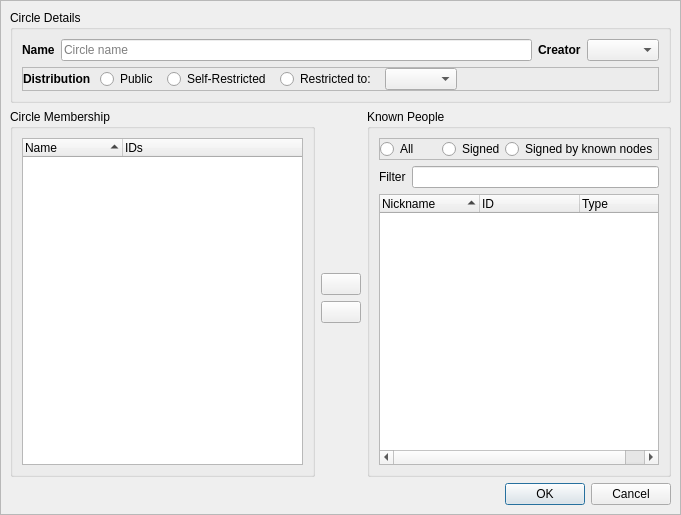
Qt form retroshare-gui/src/gui/Circles/CreateCircleDialog.ui (RetroShare/RetroShare) before a commit.
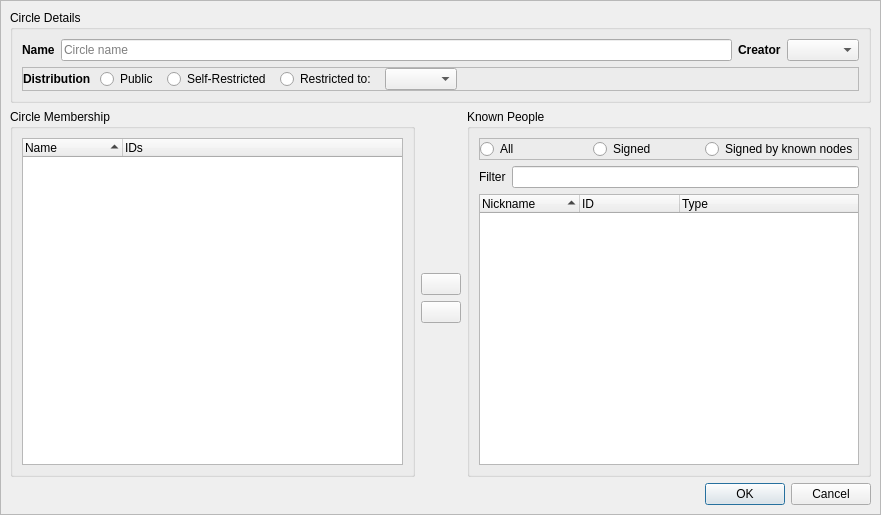
The same form after that commit. Icons and pictures are not drawn. Custom widgets are drawn as their Qt base class.

Commit message: updated TODO(circles), removed useless context menu, added tooltips for circle distribution options

The edit to the form file:
```diff
--- a/retroshare-gui/src/gui/Circles/CreateCircleDialog.ui
+++ b/retroshare-gui/src/gui/Circles/CreateCircleDialog.ui
@@ -6,7 +6,7 @@
    <rect>
     <x>0</x>
     <y>0</y>
-    <width>681</width>
+    <width>881</width>
     <height>515</height>
    </rect>
   </property>
```
Left out of the diff: 15 changed lines with no effect on the pictures. The commit also changes 2 other files.
